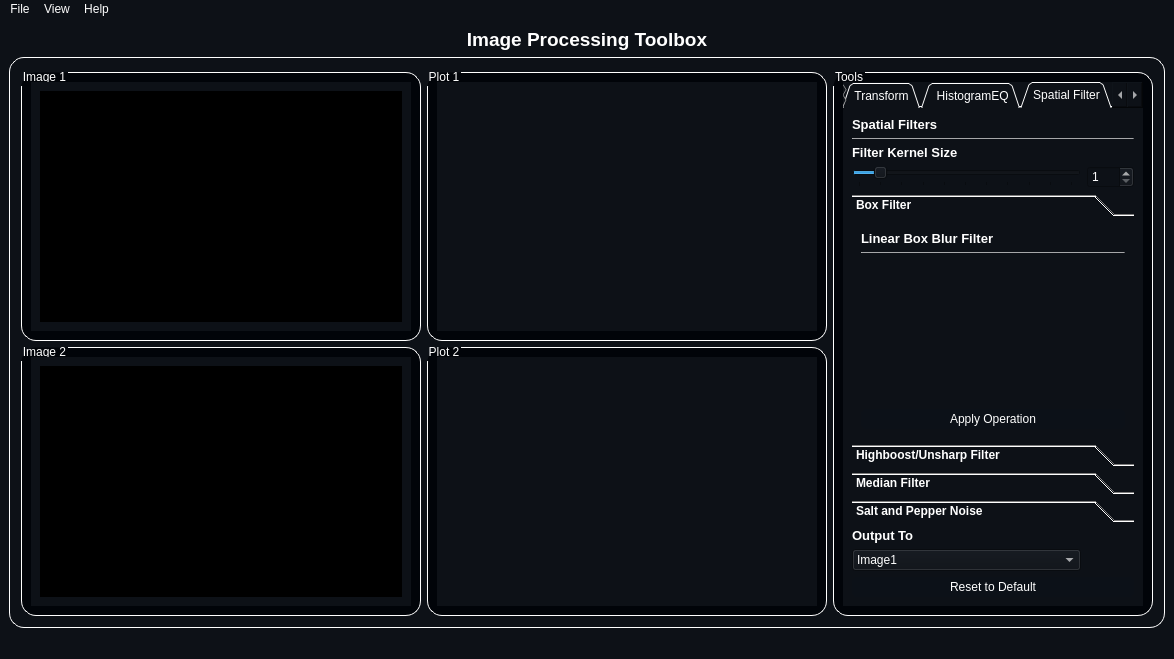
mo-gaafar/image-processing-toolbox, file resources/MainWindow.ui: the form before one commit.
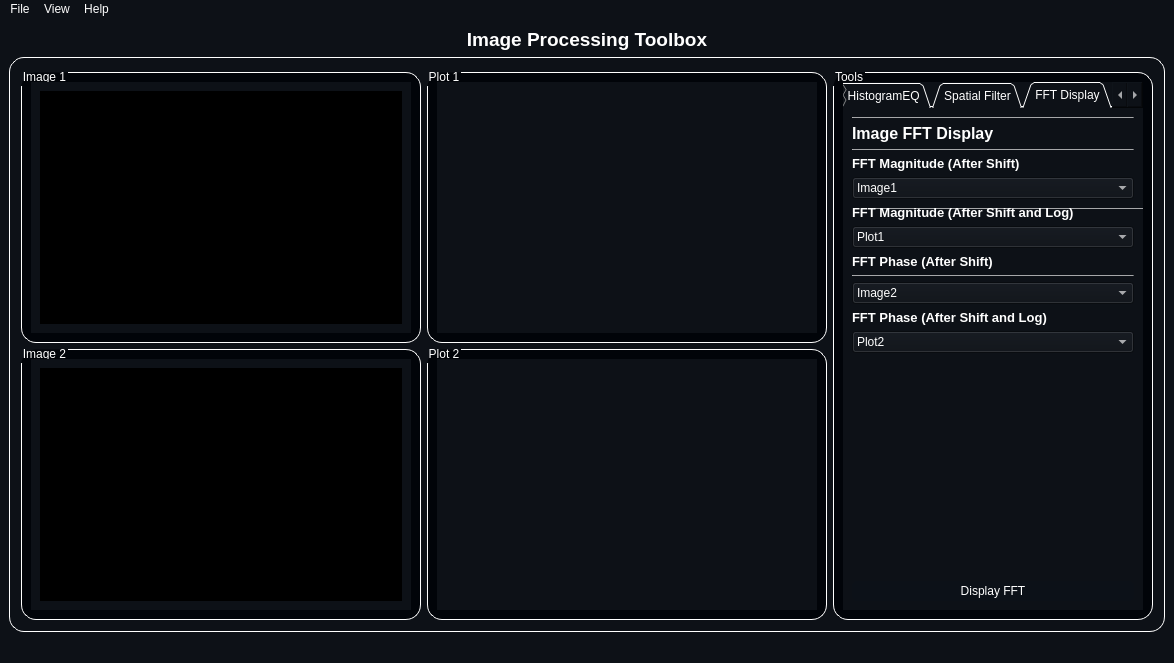
The form after the commit. Icons and pictures are not drawn.

Commit message: finalize gui and interface

```diff
--- a/resources/MainWindow.ui
+++ b/resources/MainWindow.ui
@@ -377,7 +377,7 @@
           <string>Tools</string>
          </property>
          <layout class="QGridLayout" name="gridLayout_8">
-          <item row="0" column="1">
+          <item row="0" column="0">
            <widget class="QTabWidget" name="tabWidget">
             <property name="enabled">
              <bool>true</bool>
@@ -392,7 +392,7 @@
              <enum>QTabWidget::Triangular</enum>
             </property>
             <property name="currentIndex">
-             <number>3</number>
+             <number>4</number>
             </property>
             <property name="elideMode">
              <enum>Qt::ElideNone</enum>
@@ -1542,7 +1542,7 @@
               <item row="0" column="0">
                <widget class="QLabel" name="label_9">
                 <property name="text">
-                 <string>&lt;html&gt;&lt;head/&gt;&lt;body&gt;&lt;p&gt;&lt;span style=&quot; font-size:10pt; font-weight:600;&quot;&gt;Spatial Filters&lt;/span&gt;&lt;/p&gt;&lt;/body&gt;&lt;/html&gt;</string>
+                 <string>&lt;html&gt;&lt;head/&gt;&lt;body&gt;&lt;p&gt;&lt;span style=&quot; font-size:12pt; font-weight:600;&quot;&gt;Spatial Filters&lt;/span&gt;&lt;/p&gt;&lt;/body&gt;&lt;/html&gt;</string>
                 </property>
                </widget>
               </item>
@@ -1564,7 +1564,7 @@
                    <x>0</x>
                    <y>0</y>
                    <width>282</width>
-                   <height>212</height>
+                   <height>209</height>
                   </rect>
                  </property>
                  <attribute name="label">
@@ -2120,6 +2120,269 @@
               </item>
              </layout>
             </widget>
+            <widget class="QWidget" name="tab">
+             <attribute name="title">
+              <string>FFT Display</string>
+             </attribute>
+             <layout class="QGridLayout" name="gridLayout_18">
+              <item row="0" column="0">
+               <widget class="Line" name="line_18">
+                <property name="maximumSize">
+                 <size>
+                  <width>16777215</width>
+                  <height>1</height>
+                 </size>
+                </property>
+                <property name="styleSheet">
+                 <string notr="true">background-color: rgba(255, 255, 255,100);</string>
+                </property>
+                <property name="orientation">
+                 <enum>Qt::Horizontal</enum>
+                </property>
+               </widget>
+              </item>
+              <item row="1" column="0">
+               <widget class="QLabel" name="label_10">
+                <property name="text">
+                 <string>&lt;html&gt;&lt;head/&gt;&lt;body&gt;&lt;p&gt;&lt;span style=&quot; font-size:12pt; font-weight:600;&quot;&gt;Image FFT Display&lt;/span&gt;&lt;/p&gt;&lt;/body&gt;&lt;/html&gt;</string>
+                </property>
+               </widget>
+              </item>
+              <item row="2" column="0">
+               <widget class="Line" name="line_20">
+                <property name="maximumSize">
+                 <size>
+                  <width>16777215</width>
+                  <height>1</height>
+                 </size>
+                </property>
+                <property name="styleSheet">
+                 <string notr="true">background-color: rgba(255, 255, 255,100);</string>
+                </property>
+                <property name="orientation">
+                 <enum>Qt::Horizontal</enum>
+                </property>
+               </widget>
+              </item>
+              <item row="3" column="0">
+               <widget class="QLabel" name="label_33">
+                <property name="text">
+                 <string>&lt;html&gt;&lt;head/&gt;&lt;body&gt;&lt;p&gt;&lt;span style=&quot; font-size:10pt; font-weight:600;&quot;&gt;FFT Magnitude (After Shift)&lt;/span&gt;&lt;/p&gt;&lt;/body&gt;&lt;/html&gt;</string>
+                </property>
+               </widget>
+              </item>
+              <item row="4" column="0">
+               <widget class="QComboBox" name="fft_output_magshift_combobox">
+                <property name="currentIndex">
+                 <number>0</number>
+                </property>
+                <item>
+                 <property name="text">
+                  <string>Image1</string>
+                 </property>
+                </item>
+                <item>
+                 <property name="text">
+                  <string>Image2</string>
+                 </property>
+                </item>
+                <item>
+                 <property name="text">
+                  <string>Plot1</string>
+                 </property>
+                </item>
+                <item>
+                 <property name="text">
+                  <string>Plot2</string>
+                 </property>
+                </item>
+                <item>
+                 <property name="text">
+                  <string>None</string>
+                 </property>
+                </item>
+               </widget>
+              </item>
+              <item row="5" column="0">
+               <widget class="QLabel" name="label_34">
+                <property name="text">
+                 <string>&lt;html&gt;&lt;head/&gt;&lt;body&gt;&lt;p&gt;&lt;span style=&quot; font-size:10pt; font-weight:600;&quot;&gt;FFT Magnitude (After Shift and Log)&lt;/span&gt;&lt;/p&gt;&lt;/body&gt;&lt;/html&gt;</string>
+                </property>
+               </widget>
+              </item>
+              <item row="6" column="0">
+               <widget class="QComboBox" name="fft_output_maglog_combobox">
+                <item>
+                 <property name="text">
+                  <string>Plot1</string>
+                 </property>
+                </item>
+                <item>
+                 <property name="text">
+                  <string>Plot2</string>
+                 </property>
+                </item>
+                <item>
+                 <property name="text">
+                  <string>None</string>
+                 </property>
+                </item>
+               </widget>
+              </item>
+              <item row="7" column="0">
+               <widget class="QLabel" name="label_22">
+                <property name="text">
+                 <string>&lt;html&gt;&lt;head/&gt;&lt;body&gt;&lt;p&gt;&lt;span style=&quot; font-size:10pt; font-weight:600;&quot;&gt;FFT Phase (After Shift)&lt;/span&gt;&lt;/p&gt;&lt;/body&gt;&lt;/html&gt;</string>
+                </property>
+               </widget>
+              </item>
+              <item row="8" column="0">
+               <widget class="Line" name="line_19">
+                <property name="maximumSize">
+                 <size>
+                  <width>16777215</width>
+                  <height>1</height>
+                 </size>
+                </property>
+                <property name="styleSheet">
+                 <string notr="true">background-color: rgba(255, 255, 255,100);</string>
+                </property>
+                <property name="orientation">
+                 <enum>Qt::Horizontal</enum>
+                </property>
+               </widget>
+              </item>
+              <item row="9" column="0">
+               <widget class="QComboBox" name="fft_output_phshift_combobox">
+                <property name="currentIndex">
+                 <number>1</number>
+                </property>
+                <item>
+                 <property name="text">
+                  <string>Image1</string>
+                 </property>
+                </item>
+                <item>
+                 <property name="text">
+                  <string>Image2</string>
+                 </property>
+                </item>
+                <item>
+                 <property name="text">
+                  <string>Plot1</string>
+                 </property>
+                </item>
+                <item>
+                 <property name="text">
+                  <string>Plot2</string>
+                 </property>
+                </item>
+                <item>
+                 <property name="text">
+                  <string>None</string>
+                 </property>
+                </item>
+               </widget>
+              </item>
+              <item row="10" column="0">
+               <widget class="QLabel" name="label_25">
+                <property name="text">
+                 <string>&lt;html&gt;&lt;head/&gt;&lt;body&gt;&lt;p&gt;&lt;span style=&quot; font-size:10pt; font-weight:600;&quot;&gt;FFT Phase (After Shift and Log)&lt;/span&gt;&lt;/p&gt;&lt;/body&gt;&lt;/html&gt;</string>
+                </property>
+               </widget>
+              </item>
+              <item row="11" column="0">
+               <widget class="QComboBox" name="fft_output_phlog_combobox">
+                <property name="currentIndex">
+                 <number>1</number>
+                </property>
+                <item>
+                 <property name="text">
+                  <string>Plot1</string>
+                 </property>
+                </item>
+                <item>
+                 <property name="text">
+                  <string>Plot2</string>
+                 </property>
+                </item>
+                <item>
+                 <property name="text">
+                  <string>None</string>
+                 </property>
+                </item>
+               </widget>
+              </item>
+              <item row="12" column="0">
+               <spacer name="verticalSpacer_11">
+                <property name="orientation">
+                 <enum>Qt::Vertical</enum>
+                </property>
+                <property name="sizeType">
+                 <enum>QSizePolicy::MinimumExpanding</enum>
+                </property>
+                <property name="sizeHint" stdset="0">
+                 <size>
+                  <width>20</width>
+                  <height>218</height>
+                 </size>
+                </property>
+               </spacer>
+              </item>
+              <item row="13" column="0">
+               <widget class="QPushButton" name="disp_fft_apply">
+                <property name="minimumSize">
+                 <size>
+                  <width>100</width>
+                  <height>0</height>
+                 </size>
+                </property>
+                <property name="styleSheet">
+                 <string notr="true">QPushButton {
+    border-radius: 5px;
+    border-style: outset;
+    background: rgb(12, 17, 24);
+	padding: 3;
+    }
+
+QPushButton:hover {
+    background: rgb(63, 95, 127)
+    }
+
+QPushButton:pressed {
+    border-style: inset;
+    background:rgb(20, 20, 20)
+    }</string>
+                </property>
+                <property name="text">
+                 <string>Display FFT</string>
+                </property>
+               </widget>
+              </item>
+             </layout>
+             <widget class="Line" name="line_21">
+              <property name="geometry">
+               <rect>
+                <x>30</x>
+                <y>100</y>
+                <width>282</width>
+                <height>1</height>
+               </rect>
+              </property>
+              <property name="maximumSize">
+               <size>
+                <width>16777215</width>
+                <height>1</height>
+               </size>
+              </property>
+              <property name="styleSheet">
+               <string notr="true">background-color: rgba(255, 255, 255,100);</string>
+              </property>
+              <property name="orientation">
+               <enum>Qt::Horizontal</enum>
+              </property>
+             </widget>
+            </widget>
            </widget>
           </item>
          </layout>
```
Left out of the diff: 6 changed lines with no effect on the pictures. The commit also changes 5 other files.
